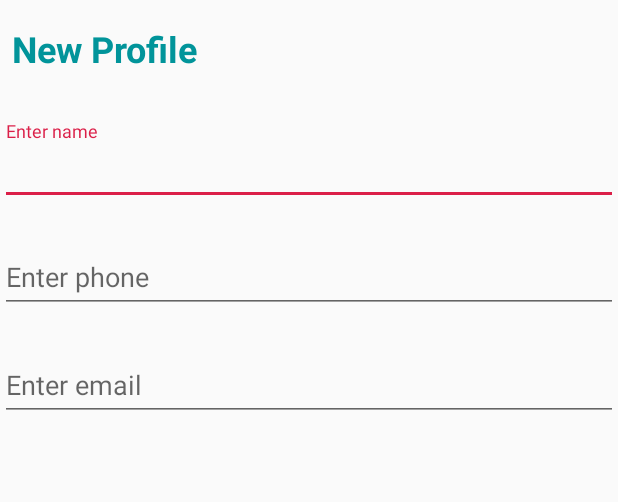
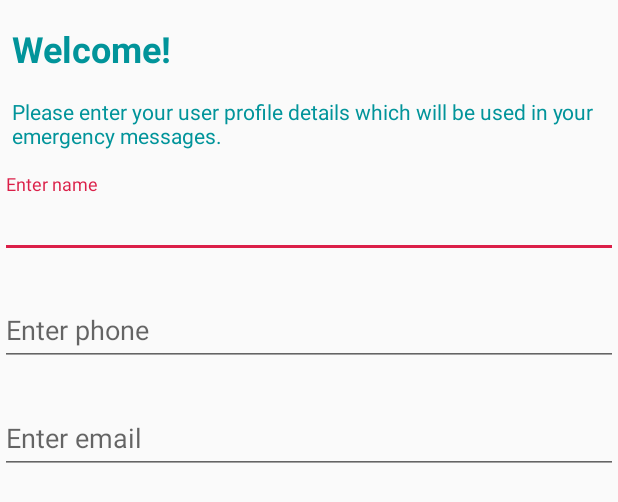
Before and after one commit to michelledlee/PanikButton, an Android app: the layout profile_input_window.xml on its own in the app's theme, with its tools: preview values and no code run, on a phone screen of 412 x 824 dp. Shown: the top 502 px of the screen. Run offline under Robolectric (Android 15) with nearby library versions, the phone set to English and light mode, and no system bars.

Commit message:
Corrected behaviour of buttons on dialog

```diff
--- a/app/src/main/java/com/example/panikbutton/MainActivity.kt
+++ b/app/src/main/java/com/example/panikbutton/MainActivity.kt
@@ -69,6 +69,7 @@ class MainActivity : AppCompatActivity(), ProfileDialogFragment.ProfileDialogLis
     /* Function to show the profile dialog */
     private fun showProfileDialog() {
         val dialog = ProfileDialogFragment()
+        dialog.isCancelable = false
         dialog.show(supportFragmentManager, "ProfileDialogFragment")
     }
 
--- a/app/src/main/java/com/example/panikbutton/ui/profile/contacts/ContactsAdapter.kt
+++ b/app/src/main/java/com/example/panikbutton/ui/profile/contacts/ContactsAdapter.kt
@@ -48,14 +48,14 @@ class ContactsAdapter(private val onClick: (Contact) -> Unit) :
             currentContact = contact
 
             contactNameTextView.text = contact.contactName
+            // Checking for Android versions > Lollipop for phone number formatting
             if (android.os.Build.VERSION.SDK_INT >= android.os.Build.VERSION_CODES.LOLLIPOP) {
                 contactPhoneTextView.text = formatNumber(
                     contact.contactPhone.toString(),
                     Locale.getDefault().country
                 )
-                Log.e("number", contactPhoneTextView.text.toString())
-                Log.e("country", Locale.getDefault().country.toString())
-
+//                Log.e("number", contactPhoneTextView.text.toString())
+//                Log.e("country", Locale.getDefault().country.toString())
             }
             contactEmailTextView.text = contact.contactEmail
             // EXTRA: For if we want to set avatar images later
--- a/app/src/main/java/com/example/panikbutton/ui/profile/mainProfile/ProfileDialogFragment.kt
+++ b/app/src/main/java/com/example/panikbutton/ui/profile/mainProfile/ProfileDialogFragment.kt
@@ -59,10 +59,9 @@ class ProfileDialogFragment : DialogFragment() {
                         sharedPref.edit().putString(getString(R.string.current_phone_name), inputtedPhone).apply()
                         sharedPref.edit().putString(getString(R.string.current_email_name), inputtedEmail).apply()
                     }
-
                 }
-                .setNegativeButton("") { dialog, id ->
-//                    getDialog()?.cancel()
+                .setNegativeButton(R.string.later) { dialog, id ->
+                    // No option to cancel
                 }
                 .setCancelable(false)
             builder.create()
--- a/app/src/main/res/layout/profile_input_window.xml
+++ b/app/src/main/res/layout/profile_input_window.xml
@@ -13,9 +13,17 @@
         android:layout_marginLeft="8dp"
         android:paddingTop="16dp"
         android:paddingBottom="16dp"
-        android:text="@string/new_profile"
+        android:text="@string/welcome"
         android:textSize="24sp"
         android:textStyle="bold" />
+
+    <TextView
+        android:id="@+id/welcomeBlurb"
+        android:layout_width="match_parent"
+        android:layout_height="wrap_content"
+        android:layout_marginStart="8dp"
+        android:layout_marginLeft="8dp"
+        android:text="@string/intro" />
 
     <com.google.android.material.textfield.TextInputLayout
         android:layout_width="match_parent"
```
Also changed, not shown: app/src/main/res/values/strings.xml (+7 -4 lines).
